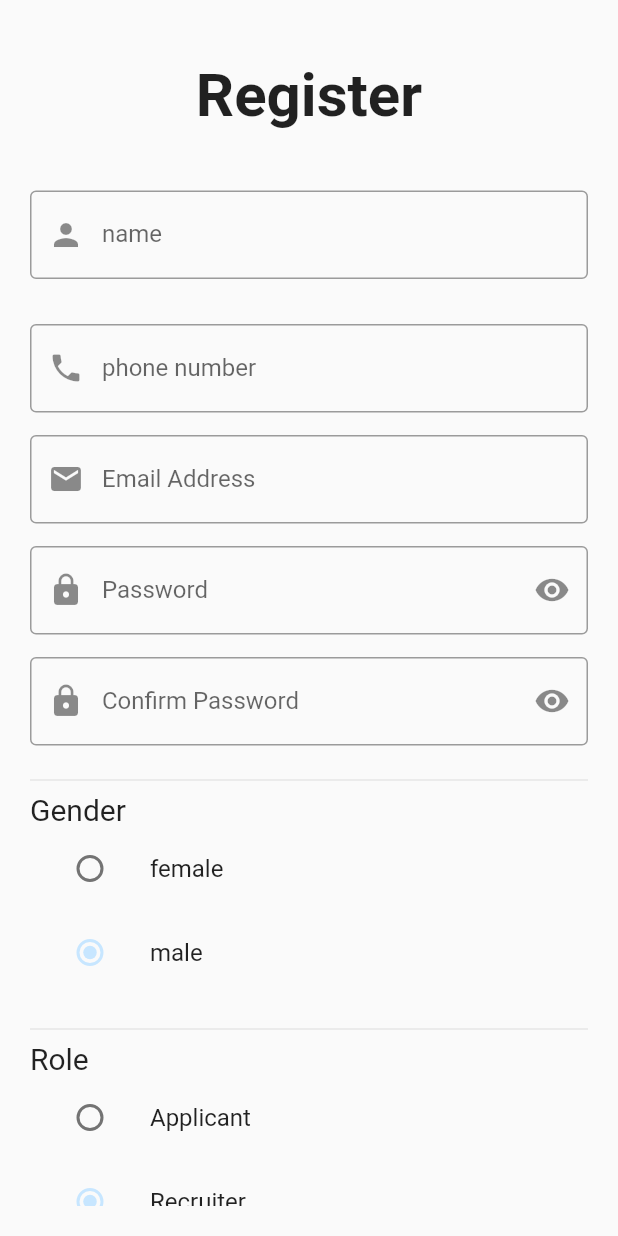
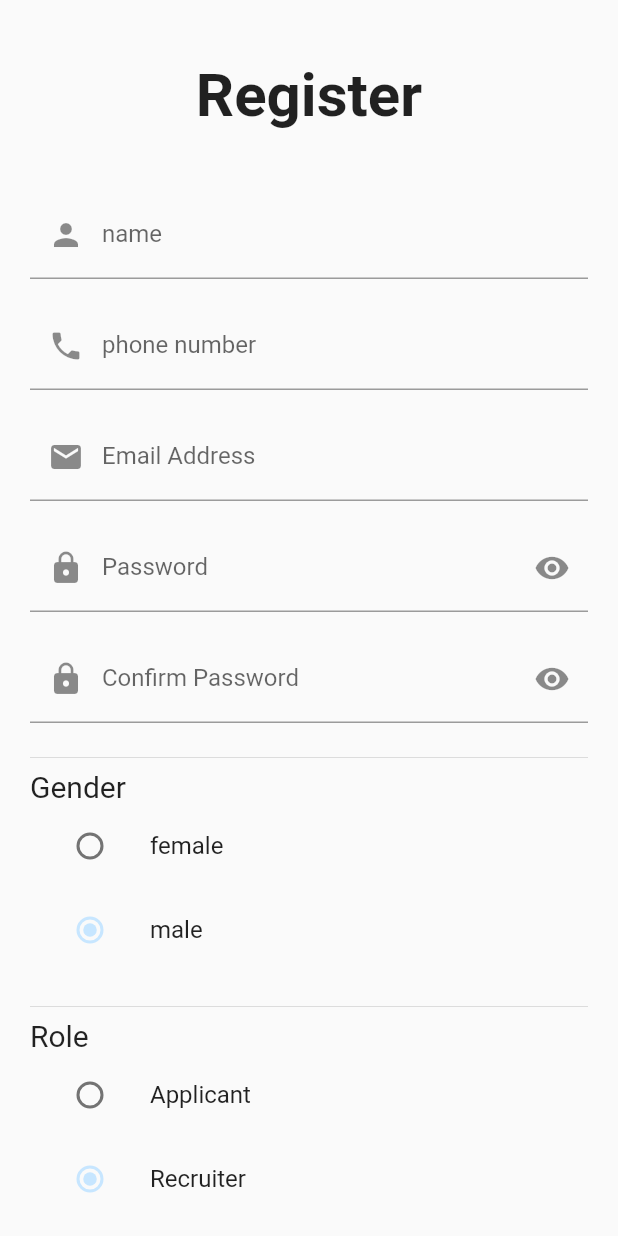
Before and after one commit to nadahanii/Int-Hire_GP, a Flutter app: the screen it shows after launch, on a phone screen of 412 x 824 dp. Run offline on Flutter 3.47's test engine with Material 2 defaults, Android fonts, the phone set to English and light mode, and no system bars; our stand-ins replace font_awesome_flutter, shared_preferences.

Commit message:
Updated Register (form)

```diff
--- a/lib/screens/Register_Screen.dart
+++ b/lib/screens/Register_Screen.dart
@@ -1,19 +1,19 @@
 import 'dart:convert';
 
 import 'package:flutter/material.dart';
-// import 'package:font_awesome_flutter/font_awesome_flutter.dart';
-// import 'package:history_feature/models/applicant_user.dart';
-// import 'package:history_feature/models/job.dart';
+import 'package:font_awesome_flutter/font_awesome_flutter.dart';
+import 'package:history_feature/models/applicant_user.dart';
+import 'package:history_feature/models/job.dart';
 import 'package:history_feature/screens/applicant_register_screen.dart';
 import 'package:history_feature/screens/recruiter_register_screen.dart';
-// import 'package:intl/intl.dart';
-// import 'package:provider/provider.dart';
-// import 'package:flutter/material.dart';
+import 'package:intl/intl.dart';
+import 'package:provider/provider.dart';
+import 'package:flutter/material.dart';
 
 import '../helpers/pair.dart';
-// import '../providers/auth.dart';
-// import 'home_screen.dart';
-// import 'login.dart';
+import '../providers/auth.dart';
+import 'home_screen.dart';
+import 'login.dart';
 
 class RegisterScreen extends StatefulWidget {
   RegisterScreen({Key? key}) : super(key: key);
@@ -24,28 +24,21 @@ class RegisterScreen extends StatefulWidget {
 }
 
 class _RegisterScreenState extends State<RegisterScreen> {
-  var emailController = TextEditingController();
+  final GlobalKey<FormState> _form = GlobalKey<FormState>();
   var passwordController = TextEditingController();
-  var nameController = TextEditingController();
-  var phoneNumberController = TextEditingController();
-  var confirmPasswordController = TextEditingController();
-  final GlobalKey<FormState> _form = GlobalKey<FormState>();
-
-
-
+  bool _isObscure = true;
 
   int _role = 1;
   final List<Pair<String, int>> _roleList = const [
     Pair('Applicant', 0),
     Pair('Recruiter', 1),
   ];
-
-  int _gender = 1;
-
+  int _gender=1;
   final List<Pair<String, int>> _genderList = const [
     Pair('female', 0),
     Pair('male', 1),
   ];
+
   Widget _radioButtonGroup({required String text, required List<Widget> list}) {
     return Column(
       crossAxisAlignment: CrossAxisAlignment.start,
@@ -59,13 +52,16 @@ class _RegisterScreenState extends State<RegisterScreen> {
       ],
     );
   }
+
+
   @override
   Widget build(BuildContext context) {
     return Scaffold(
       //appBar: AppBar(),
         body: Padding(
             padding: const EdgeInsets.all(20.0),
-        child: Center(
+            child: Form(
+                key: _form,
                 child: SingleChildScrollView(
                   child: Column(
                     crossAxisAlignment: CrossAxisAlignment.center,
@@ -83,8 +79,44 @@ class _RegisterScreenState extends State<RegisterScreen> {
                       SizedBox(
                         height: 40.0,
                       ),
+
                       TextFormField(
-                  controller: nameController,
+                          decoration: InputDecoration(
+                            labelText: 'name',
+                            prefixIcon: Icon(
+                              Icons.person,
+                            ),
+                          ),
+                          validator: (value)
+                          {
+                            if (value!.isEmpty || !RegExp(r'^[a-z A-Z]+$').hasMatch(value))
+                              return "Enter correct name";
+                            else
+                              return null;
+                          }
+                      ),  //name
+                      SizedBox(
+                        height: 15.0,
+                      ),
+
+
+                      TextFormField(
+                          keyboardType: TextInputType.phone,
+                          decoration: InputDecoration(
+                            labelText: 'phone number',
+                            prefixIcon: Icon(
+                              Icons.phone,
+                            ),
+                          ),
+                          validator: (value)
+                          {
+                            if (value!.isEmpty || !RegExp(r'^(01)[0-9]{9}$').hasMatch(value))
+                              return "Enter correct phone";
+                            else
+                              return null;
+                          }
+                      ), //phone
+                      /*controller: nameController,
                   keyboardType: TextInputType.name,
                   onFieldSubmitted: (String value) {
                     print(value);
@@ -96,31 +128,33 @@ class _RegisterScreenState extends State<RegisterScreen> {
                     ),
                     border: OutlineInputBorder(),
                   ),
-                ),
+                ),*/
                       SizedBox(
                         height: 15.0,
                       ),
-                SizedBox(
-                  height: 15.0,
+
+
+                      TextFormField(
+                        decoration: InputDecoration(labelText: 'Email Address',
+                          prefixIcon: Icon (
+                            Icons.email,
                           ),
-                TextFormField(
-                  controller: phoneNumberController,
-                  keyboardType: TextInputType.phone,
-                  onFieldSubmitted: (String value) {
-                    print(value);
+
+                        ),
+                        keyboardType: TextInputType.emailAddress,
+                        onFieldSubmitted: (value) {
+                          //Validator
                         },
-                  decoration: InputDecoration(
-                    labelText: 'phone number',
-                    prefixIcon: Icon(
-                      Icons.phone,
-                    ),
-                    border: OutlineInputBorder(),
-                  ),
-                ),
-                SizedBox(
-                  height: 15.0,
-                ),
-                TextFormField(
+                        validator: (value) {
+                          if ( value!.isEmpty ||
+                              !RegExp(r"^[a-zA-Z0-9.a-zA-Z0-9.!#$%&'*+-/=?^_`{|}~]+@[a-zA-Z0-9]+\.[a-zA-Z]+")
+                                  .hasMatch(value)) {
+                            return 'Enter a valid email!';
+                          }
+                          return null;
+                        },
+                      ),   //email
+                      /*  TextFormField(
                   controller: emailController,
                   keyboardType: TextInputType.emailAddress,
                   onFieldSubmitted: (String value) {
@@ -133,49 +167,114 @@ class _RegisterScreenState extends State<RegisterScreen> {
                     ),
                     border: OutlineInputBorder(),
                   ),
-                ),
+                ),*/
                       SizedBox(
                         height: 15.0,
                       ),
+
+
                       TextFormField(
                         controller: passwordController,
-                  keyboardType: TextInputType.visiblePassword,
-                  obscureText: true,
-                  decoration: InputDecoration(
-                    labelText: 'Password',
-                    prefixIcon: Icon(
+                        decoration: InputDecoration(labelText: 'Password',
+                          suffixIcon: IconButton(
+                              icon: Icon(
+                                _isObscure ? Icons.visibility : Icons.visibility_off,
+                              ),
+                              onPressed: () {
+                                setState(() {
+                                  _isObscure = !_isObscure;
+                                })
+                                ; }
+                          ),
+                          prefixIcon: Icon (
                             Icons.lock,
                           ),
-                    suffixIcon: Icon(
-                      Icons.remove_red_eye,
+                        ),
+                        keyboardType: TextInputType.visiblePassword,
+                        onFieldSubmitted: (password) {
+                          //Validator
+                        },
+                        validator: (password) {
+                          if ( password!.isEmpty ||
+                              !RegExp(r'^(?=.*?[A-Z])(?=.*?[a-z])(?=.*?[0-9])(?=.*?[!@#\$&*~]).{8,}$')
+                                  .hasMatch(password)) {
+                            return 'Enter a valid Password!'
+                            ;
+                          }
+                          return null;
+                        },
+                      ),   //password
+                      /*  TextFormField(
+                  controller: emailController,
+                  keyboardType: TextInputType.emailAddress,
+                  onFieldSubmitted: (String value) {
+                    print(value);
+                  },
+                  decoration: InputDecoration(
+                    labelText: 'Email Address',
+                    prefixIcon: Icon(
+                      Icons.email,
                     ),
                     border: OutlineInputBorder(),
                   ),
+                ),*/
+                      SizedBox(
+                        height: 15.0,
                       ),
-                SizedBox(
-                  height: 15.0),
+
+
+
                       TextFormField(
-                  controller: confirmPasswordController,
+                        decoration: InputDecoration(labelText: 'Confirm Password',
+                          suffixIcon: IconButton(
+                              icon: Icon(
+                                _isObscure ? Icons.visibility : Icons.visibility_off,
+                              ),
+                              onPressed: () {
+                                setState(() {
+                                  _isObscure = !_isObscure;
+                                })
+                                ; }
+                          ),
+                          prefixIcon: Icon (
+                            Icons.lock,
+                          ),
+                        ),
                         keyboardType: TextInputType.visiblePassword,
-                  validator: (val){
-                    if(val != passwordController.text)
-                      return 'Not Match';
+                        onFieldSubmitted: (value) {
+                          //Validator
+                        },
+                        validator: (value) {
+                          if ( value!.isEmpty ||
+                              !RegExp(r'^(?=.*?[A-Z])(?=.*?[a-z])(?=.*?[0-9])(?=.*?[!@#\$&*~]).{8,}$')
+                                  .hasMatch(value) ) {
+                            return 'Enter a valid Password!'
+                            ;
+                          }
+                          if (passwordController.text != value)
+                            return 'Password doesnot match';
                           return null;
                         },
-                  obscureText: true,
+                      ),   //ConfirmPassword
+                      /*  TextFormField(
+                  controller: emailController,
+                  keyboardType: TextInputType.emailAddress,
+                  onFieldSubmitted: (String value) {
+                    print(value);
+                  },
                   decoration: InputDecoration(
-                    labelText: 'Confirm Password',
+                    labelText: 'Email Address',
                     prefixIcon: Icon(
-                      Icons.lock,
-                    ),
-                    suffixIcon: Icon(
-                      Icons.remove_red_eye,
+                      Icons.email,
                     ),
                     border: OutlineInputBorder(),
                   ),
+                ),*/
+                      SizedBox(
+                        height: 15.0,
                       ),
-                SizedBox(
-                    height: 15.0),
+
+
                       _radioButtonGroup(
                         text: 'Gender',
                         list: _genderList.map((pair) {
@@ -219,13 +318,15 @@ class _RegisterScreenState extends State<RegisterScreen> {
                           height: 15.0),
                       OutlinedButton(
                         onPressed: (){
+                          if(_form.currentState!.validate())
+                          {
                             if(_role==0)
                             {
                               Navigator.push(context,
                                   MaterialPageRoute(
                                       builder: (context) => applicant_register_screen())
                               );
-
+                              //Navigator.of(context).pushReplacementNamed('/applicant_register_screen');
                             }
                             else if(_role==1)
                             {
@@ -233,8 +334,10 @@ class _RegisterScreenState extends State<RegisterScreen> {
                                   MaterialPageRoute(
                                       builder: (context) => recruiter_register_screen())
                               );
+                              // Navigator.of(context).pushReplacementNamed('/recruiter_register_screen');
+                            }
+                          }
 
-                    }
                         },
                         child: Text(
                           'Register',
```
Lines whose indentation alone changed are shown as unchanged.
